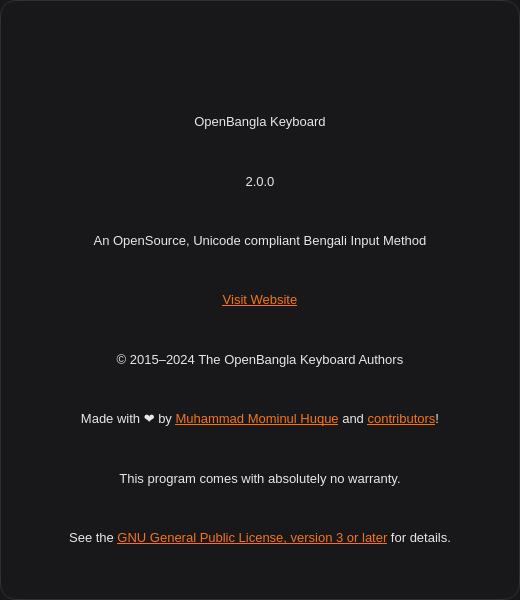
Old version of the form src/frontend/AboutDialog.ui in the repository OpenBangla/OpenBangla-Keyboard.
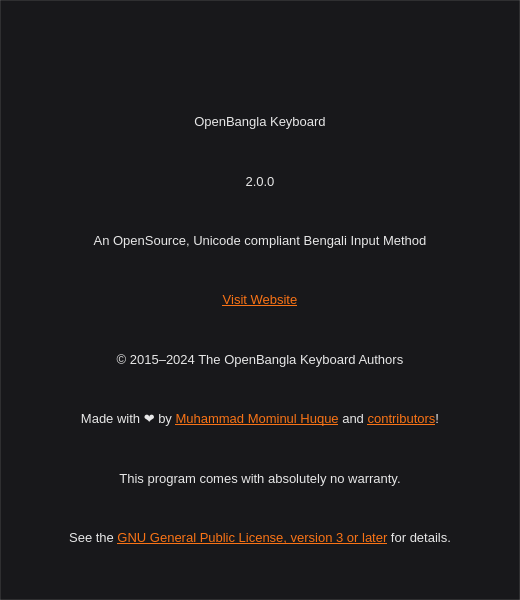
New version of the form. Icons and pictures are not drawn.

Commit message: Modify border radius for a boxed appearance

Diff of the .ui file:
```diff
--- a/src/frontend/AboutDialog.ui
+++ b/src/frontend/AboutDialog.ui
@@ -17,7 +17,7 @@
    <string notr="true">QDialog {
     background: #18181b;
     border: 1px solid rgba(255, 255, 255, 0.1);
-    border-radius: 16px;
+    border-radius: 0px;
 }
 
 QLabel {
```
The commit also changes 5 other files.
